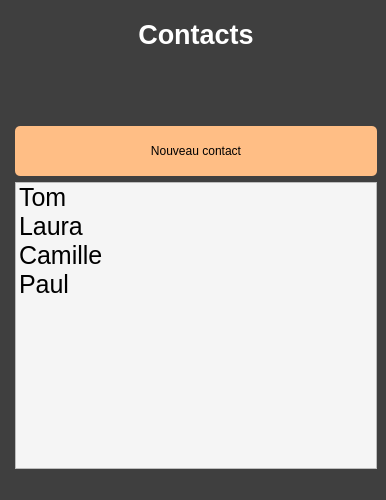
Above: contactswindow.ui from dbuhon/KeepItSecret before the change. Below: the same form after it.
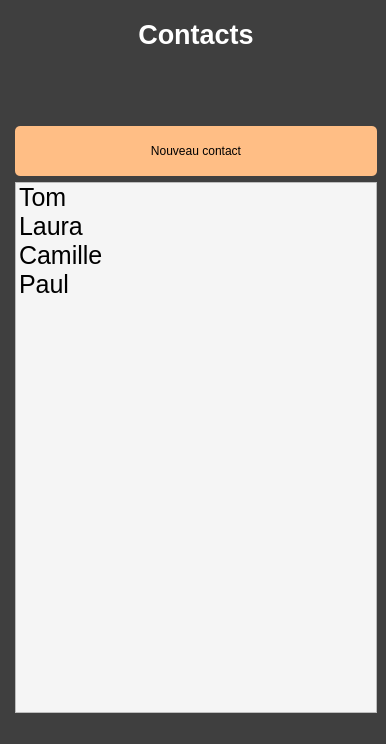
That is the form after the change.

What changed in the file:
```diff
--- a/contactswindow.ui
+++ b/contactswindow.ui
@@ -7,7 +7,7 @@
     <x>0</x>
     <y>0</y>
     <width>386</width>
-    <height>500</height>
+    <height>744</height>
    </rect>
   </property>
   <property name="windowTitle">
```
